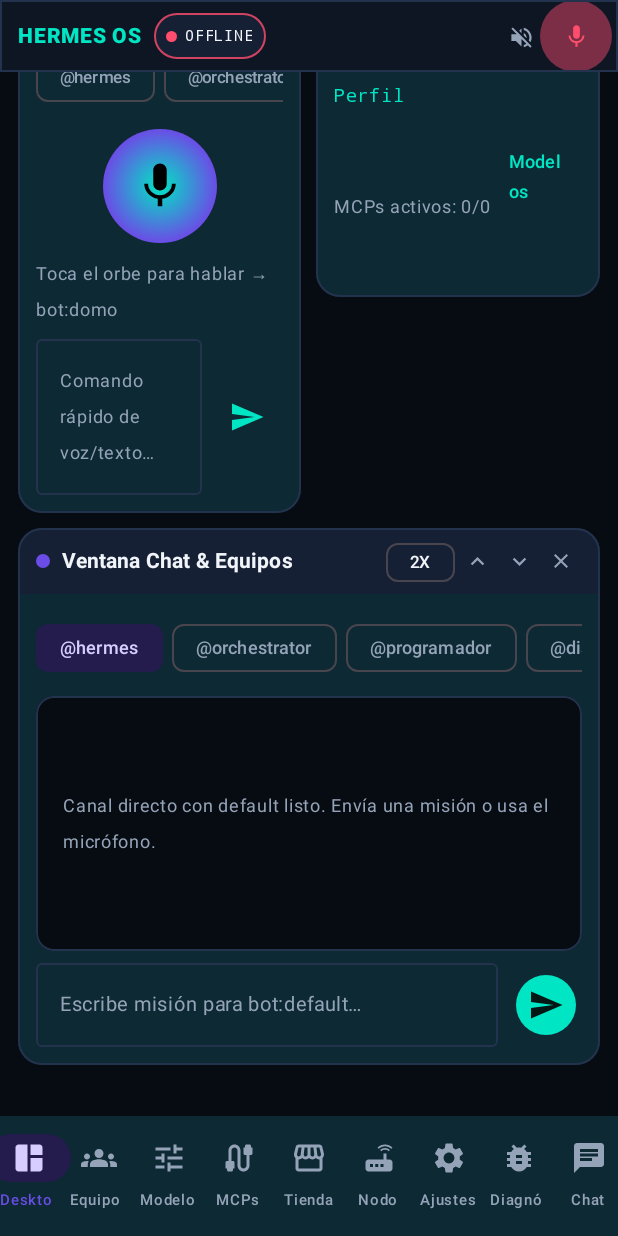
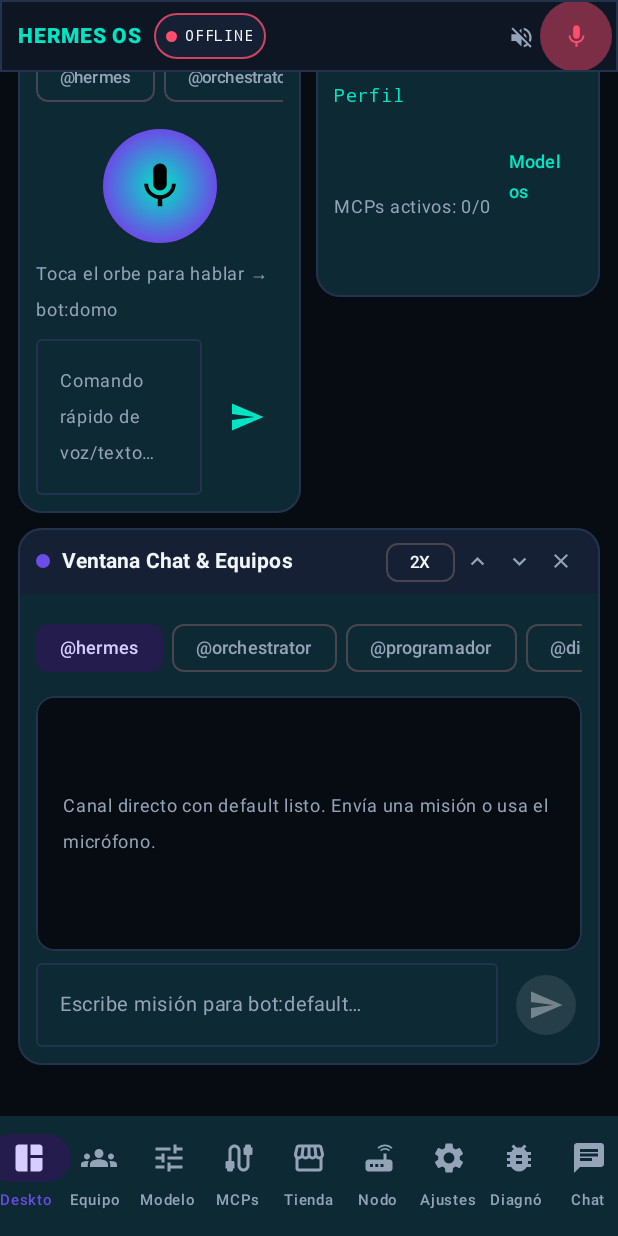
Before and after one commit to llxll4ever/hermes-os-android, an Android app built with Jetpack Compose: the screen it shows after launch (MainActivity), scrolled down 251 dp, on a phone screen of 412 x 824 dp. Run offline under Robolectric (Android 15) with nearby library versions, the phone set to English and light mode, and no system bars; libraries missing offline, so code that uses them is left out: androidx.glance, androidx.glance.appwidget; 1 statement that could not run was skipped.

Commit message:
ui: add disabled state and contextual accessibility label to bot wall send button
- Disable the mission send button when the draft input is blank, preventing empty submissions and giving clear visual feedback.
- Provide descriptive accessibility text "Enviar misión a $activeScope" for screen readers.

Co-authored-by: llxll4ever <263916333+llxll4ever@users.noreply.github.com>

```diff
--- a/app/src/main/java/art/rodriguezrodriguez/hermesos/feature/widgets/DesktopWidgets.kt
+++ b/app/src/main/java/art/rodriguezrodriguez/hermesos/feature/widgets/DesktopWidgets.kt
@@ -525,9 +525,13 @@ fun TeamWarRoomWidgetContent(
                     onSendMessage(draft)
                     draft = ""
                 }
-            }
+            },
+            enabled = draft.isNotBlank()
         ) {
-            Icon(Icons.AutoMirrored.Filled.Send, contentDescription = "Enviar")
+            Icon(
+                Icons.AutoMirrored.Filled.Send,
+                contentDescription = "Enviar misión a $activeScope"
+            )
         }
     }
 }
```
Also changed, not shown: 1 other file.
